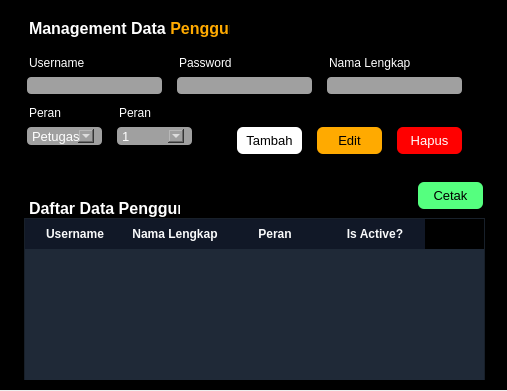
First picture: the form in ui/pages/page_management_user.ui, repository efraimurelpalodang/tugas-akhir-visual-3, before the edit.
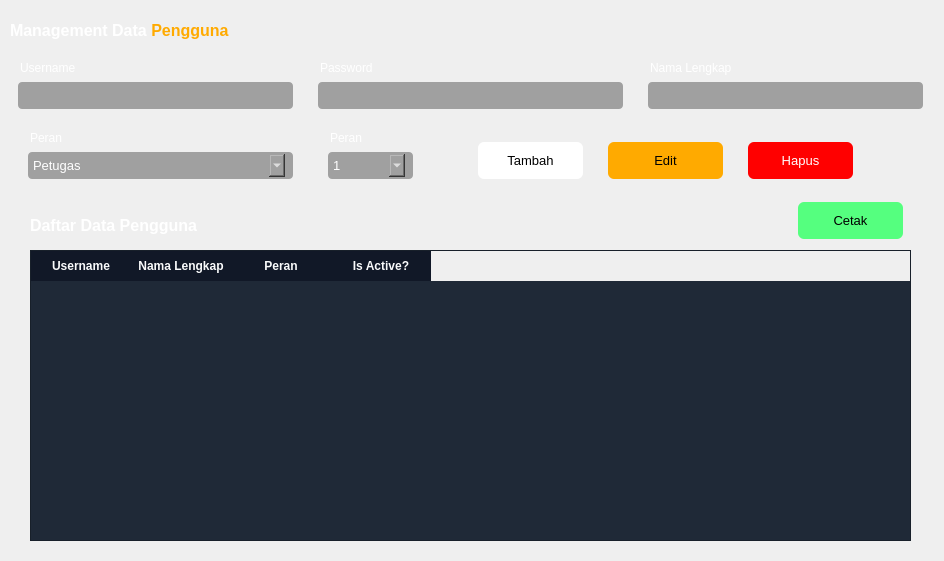
Second picture: the form after the edit.

Patch:
```diff
--- a/ui/pages/page_management_user.ui
+++ b/ui/pages/page_management_user.ui
@@ -6,80 +6,23 @@
    <rect>
     <x>0</x>
     <y>0</y>
-    <width>507</width>
-    <height>391</height>
+    <width>944</width>
+    <height>561</height>
    </rect>
   </property>
   <property name="windowTitle">
    <string>Form</string>
   </property>
-  <widget class="QFrame" name="frame">
-   <property name="geometry">
-    <rect>
-     <x>-1</x>
-     <y>-1</y>
-     <width>511</width>
-     <height>391</height>
-    </rect>
-   </property>
-   <property name="minimumSize">
-    <size>
-     <width>511</width>
-     <height>391</height>
-    </size>
-   </property>
-   <property name="maximumSize">
-    <size>
-     <width>511</width>
-     <height>391</height>
-    </size>
-   </property>
    <property name="styleSheet">
-    <string notr="true">background-color: rgb(0, 0, 0);</string>
-   </property>
-   <property name="frameShape">
-    <enum>QFrame::StyledPanel</enum>
-   </property>
-   <property name="frameShadow">
-    <enum>QFrame::Raised</enum>
-   </property>
-   <layout class="QVBoxLayout" name="verticalLayout">
-    <item>
-     <widget class="QFrame" name="frame_2">
-      <property name="styleSheet">
-       <string notr="true"/>
-      </property>
-      <property name="frameShape">
-       <enum>QFrame::StyledPanel</enum>
-      </property>
-      <property name="frameShadow">
-       <enum>QFrame::Raised</enum>
-      </property>
-      <layout class="QVBoxLayout" name="verticalLayout_3">
-       <item>
-        <widget class="QFrame" name="frame_3">
-         <property name="maximumSize">
-          <size>
-           <width>16777215</width>
-           <height>30</height>
-          </size>
-         </property>
-         <property name="styleSheet">
-          <string notr="true"/>
-         </property>
-         <property name="frameShape">
-          <enum>QFrame::StyledPanel</enum>
-         </property>
-         <property name="frameShadow">
-          <enum>QFrame::Raised</enum>
+   <string notr="true">color: rgb(255, 255, 255);</string>
          </property>
          <widget class="QLabel" name="label_8">
           <property name="geometry">
            <rect>
             <x>10</x>
-            <y>0</y>
-            <width>201</width>
-            <height>20</height>
+     <y>10</y>
+     <width>321</width>
+     <height>41</height>
            </rect>
           </property>
           <property name="font">
@@ -96,50 +39,12 @@
            <string>&lt;html&gt;&lt;head/&gt;&lt;body&gt;&lt;p&gt;&lt;span style=&quot; color:#ffffff;&quot;&gt;Management Data &lt;/span&gt;&lt;span style=&quot; color:#ffaa00;&quot;&gt;Pengguna&lt;/span&gt;&lt;/p&gt;&lt;/body&gt;&lt;/html&gt;</string>
           </property>
          </widget>
-        </widget>
-       </item>
-       <item>
-        <widget class="QFrame" name="frame_11">
-         <property name="styleSheet">
-          <string notr="true">color: rgb(255, 255, 255);</string>
-         </property>
-         <property name="frameShape">
-          <enum>QFrame::StyledPanel</enum>
-         </property>
-         <property name="frameShadow">
-          <enum>QFrame::Raised</enum>
-         </property>
-         <widget class="QLineEdit" name="username">
-          <property name="geometry">
-           <rect>
-            <x>0</x>
-            <y>20</y>
-            <width>151</width>
-            <height>21</height>
-           </rect>
-          </property>
-          <property name="styleSheet">
-           <string notr="true">QLineEdit {
-    background-color: #a0a0a0;
-    border: none;
-    text-align: center;
-    font-size: 10pt;
-    border-radius: 4px;  /* Radius sedang, tidak terlalu bulat */
-    margin: 2px 8px;
-    color: #ffffff;
-    padding-left: 5px;
-}
-
-
-</string>
-          </property>
-         </widget>
          <widget class="QLabel" name="label">
           <property name="geometry">
            <rect>
-            <x>10</x>
-            <y>0</y>
-            <width>61</width>
+     <x>20</x>
+     <y>60</y>
+     <width>91</width>
             <height>16</height>
            </rect>
           </property>
@@ -152,103 +57,38 @@
            <string>Username</string>
           </property>
          </widget>
-         <widget class="QLabel" name="label_2">
+  <widget class="QLineEdit" name="username">
           <property name="geometry">
            <rect>
             <x>10</x>
-            <y>50</y>
-            <width>61</width>
-            <height>16</height>
-           </rect>
-          </property>
-          <property name="font">
-           <font>
-            <pointsize>9</pointsize>
-           </font>
-          </property>
-          <property name="text">
-           <string>Peran</string>
-          </property>
-         </widget>
-         <widget class="QPushButton" name="edit">
-          <property name="geometry">
-           <rect>
-            <x>290</x>
-            <y>70</y>
-            <width>81</width>
+     <y>80</y>
+     <width>291</width>
             <height>31</height>
            </rect>
           </property>
           <property name="styleSheet">
-           <string notr="true">QPushButton {
-	background-color: rgb(255, 170, 0);
+    <string notr="true">QLineEdit {
+    background-color: #a0a0a0;
     border: none;
     text-align: center;
     font-size: 10pt;
-    border-radius: 6px;  /* Radius sedang, tidak terlalu bulat */
+    border-radius: 4px;  /* Radius sedang, tidak terlalu bulat */
     margin: 2px 8px;
-    color: rgb(0,0,0);
-}</string>
-          </property>
-          <property name="text">
-           <string>Edit</string>
-          </property>
-         </widget>
-         <widget class="QPushButton" name="hapus">
-          <property name="geometry">
-           <rect>
-            <x>370</x>
-            <y>70</y>
-            <width>81</width>
-            <height>31</height>
-           </rect>
-          </property>
-          <property name="styleSheet">
-           <string notr="true">QPushButton {
-	color: rgb(255, 255, 255);
-	background-color: rgb(255, 0, 0);
-    border: none;
-    text-align: center;
-    font-size: 10pt;
-    border-radius: 6px;  /* Radius sedang, tidak terlalu bulat */
-    margin: 2px 8px;
-}</string>
-          </property>
-          <property name="text">
-           <string>Hapus</string>
-          </property>
-         </widget>
-         <widget class="QPushButton" name="tambah">
-          <property name="geometry">
-           <rect>
-            <x>210</x>
-            <y>70</y>
-            <width>81</width>
-            <height>31</height>
-           </rect>
-          </property>
-          <property name="styleSheet">
-           <string notr="true">QPushButton {
-    background-color: rgb(255, 255, 255);
-    border: none;
-    text-align: center;
-    font-size: 10pt;
-    border-radius: 6px;  /* Radius sedang, tidak terlalu bulat */
-    margin: 2px 8px;
-    color: rgb(0,0,0);
-}</string>
-          </property>
-          <property name="text">
-           <string>Tambah</string>
+    color: #ffffff;
+    padding-left: 5px;
+}
+
+
+</string>
           </property>
          </widget>
          <widget class="QLineEdit" name="password">
           <property name="geometry">
            <rect>
-            <x>150</x>
-            <y>20</y>
-            <width>151</width>
-            <height>21</height>
+     <x>310</x>
+     <y>80</y>
+     <width>321</width>
+     <height>31</height>
            </rect>
           </property>
           <property name="styleSheet">
@@ -270,8 +110,8 @@
          <widget class="QLabel" name="label_3">
           <property name="geometry">
            <rect>
-            <x>160</x>
-            <y>0</y>
+     <x>320</x>
+     <y>60</y>
             <width>81</width>
             <height>16</height>
            </rect>
@@ -288,10 +128,10 @@
          <widget class="QLineEdit" name="nama_lengkap">
           <property name="geometry">
            <rect>
-            <x>300</x>
-            <y>20</y>
-            <width>151</width>
-            <height>21</height>
+     <x>640</x>
+     <y>80</y>
+     <width>291</width>
+     <height>31</height>
            </rect>
           </property>
           <property name="styleSheet">
@@ -316,8 +156,8 @@
          <widget class="QLabel" name="label_4">
           <property name="geometry">
            <rect>
-            <x>310</x>
-            <y>0</y>
+     <x>650</x>
+     <y>60</y>
             <width>81</width>
             <height>16</height>
            </rect>
@@ -334,10 +174,10 @@
          <widget class="QComboBox" name="peran">
           <property name="geometry">
            <rect>
-            <x>0</x>
-            <y>70</y>
-            <width>91</width>
-            <height>22</height>
+     <x>20</x>
+     <y>150</y>
+     <width>281</width>
+     <height>31</height>
            </rect>
           </property>
           <property name="styleSheet">
@@ -366,11 +206,11 @@
            </property>
           </item>
          </widget>
-         <widget class="QLabel" name="label_5">
+  <widget class="QLabel" name="label_2">
           <property name="geometry">
            <rect>
-            <x>100</x>
-            <y>50</y>
+     <x>30</x>
+     <y>130</y>
             <width>61</width>
             <height>16</height>
            </rect>
@@ -387,10 +227,10 @@
          <widget class="QComboBox" name="is_active">
           <property name="geometry">
            <rect>
-            <x>90</x>
-            <y>70</y>
-            <width>91</width>
-            <height>22</height>
+     <x>320</x>
+     <y>150</y>
+     <width>101</width>
+     <height>31</height>
            </rect>
           </property>
           <property name="styleSheet">
@@ -419,35 +259,129 @@
            </property>
           </item>
          </widget>
-        </widget>
-       </item>
-      </layout>
-     </widget>
-    </item>
-    <item>
-     <widget class="QFrame" name="frame_4">
-      <property name="enabled">
-       <bool>true</bool>
+  <widget class="QLabel" name="label_5">
+   <property name="geometry">
+    <rect>
+     <x>330</x>
+     <y>130</y>
+     <width>61</width>
+     <height>16</height>
+    </rect>
+   </property>
+   <property name="font">
+    <font>
+     <pointsize>9</pointsize>
+    </font>
+   </property>
+   <property name="text">
+    <string>Peran</string>
+   </property>
+  </widget>
+  <widget class="QPushButton" name="hapus">
+   <property name="geometry">
+    <rect>
+     <x>740</x>
+     <y>140</y>
+     <width>121</width>
+     <height>41</height>
+    </rect>
+   </property>
+   <property name="styleSheet">
+    <string notr="true">QPushButton {
+	color: rgb(255, 255, 255);
+	background-color: rgb(255, 0, 0);
+    border: none;
+    text-align: center;
+    font-size: 10pt;
+    border-radius: 6px;  /* Radius sedang, tidak terlalu bulat */
+    margin: 2px 8px;
+}</string>
+   </property>
+   <property name="text">
+    <string>Hapus</string>
+   </property>
+  </widget>
+  <widget class="QPushButton" name="tambah">
+   <property name="geometry">
+    <rect>
+     <x>470</x>
+     <y>140</y>
+     <width>121</width>
+     <height>41</height>
+    </rect>
       </property>
       <property name="styleSheet">
-       <string notr="true"/>
-      </property>
-      <property name="frameShape">
-       <enum>QFrame::StyledPanel</enum>
-      </property>
-      <property name="frameShadow">
-       <enum>QFrame::Raised</enum>
-      </property>
+    <string notr="true">QPushButton {
+    background-color: rgb(255, 255, 255);
+    border: none;
+    text-align: center;
+    font-size: 10pt;
+    border-radius: 6px;  /* Radius sedang, tidak terlalu bulat */
+    margin: 2px 8px;
+    color: rgb(0,0,0);
+}</string>
+   </property>
+   <property name="text">
+    <string>Tambah</string>
+   </property>
+  </widget>
+  <widget class="QPushButton" name="edit">
+   <property name="geometry">
+    <rect>
+     <x>600</x>
+     <y>140</y>
+     <width>131</width>
+     <height>41</height>
+    </rect>
+   </property>
+   <property name="styleSheet">
+    <string notr="true">QPushButton {
+	background-color: rgb(255, 170, 0);
+    border: none;
+    text-align: center;
+    font-size: 10pt;
+    border-radius: 6px;  /* Radius sedang, tidak terlalu bulat */
+    margin: 2px 8px;
+    color: rgb(0,0,0);
+}</string>
+   </property>
+   <property name="text">
+    <string>Edit</string>
+   </property>
+  </widget>
+  <widget class="QLabel" name="label_9">
+   <property name="geometry">
+    <rect>
+     <x>30</x>
+     <y>210</y>
+     <width>261</width>
+     <height>31</height>
+    </rect>
+   </property>
+   <property name="font">
+    <font>
+     <pointsize>12</pointsize>
+     <weight>75</weight>
+     <bold>true</bold>
+    </font>
+   </property>
+   <property name="styleSheet">
+    <string notr="true">color: rgb(255, 255, 255);</string>
+   </property>
+   <property name="text">
+    <string>Daftar Data Pengguna</string>
+   </property>
+  </widget>
       <widget class="QTableWidget" name="tableWidget">
        <property name="enabled">
         <bool>true</bool>
        </property>
        <property name="geometry">
         <rect>
-         <x>15</x>
-         <y>20</y>
-         <width>461</width>
-         <height>171</height>
+     <x>30</x>
+     <y>250</y>
+     <width>881</width>
+     <height>291</height>
         </rect>
        </property>
        <property name="styleSheet">
@@ -499,40 +433,13 @@
         </property>
        </column>
       </widget>
-      <widget class="QLabel" name="label_9">
-       <property name="geometry">
-        <rect>
-         <x>20</x>
-         <y>0</y>
-         <width>151</width>
-         <height>20</height>
-        </rect>
-       </property>
-       <property name="font">
-        <font>
-         <pointsize>12</pointsize>
-         <weight>75</weight>
-         <bold>true</bold>
-        </font>
-       </property>
-       <property name="styleSheet">
-        <string notr="true">color: rgb(255, 255, 255);</string>
-       </property>
-       <property name="text">
-        <string>Daftar Data Pengguna</string>
-       </property>
-      </widget>
-     </widget>
-    </item>
-   </layout>
-  </widget>
   <widget class="QPushButton" name="btn_report_users">
    <property name="geometry">
     <rect>
-     <x>410</x>
-     <y>180</y>
-     <width>81</width>
-     <height>31</height>
+     <x>790</x>
+     <y>200</y>
+     <width>121</width>
+     <height>41</height>
     </rect>
    </property>
    <property name="styleSheet">
```
Lines whose indentation alone changed are shown as unchanged.
